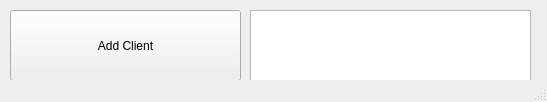
Before: the Qt Designer form addClient.ui in RadoslawDebinski/RS232, drawn with Qt 5.
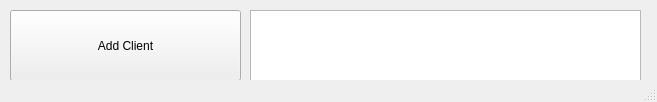
After: the same form once the commit is applied.

Commit message: Feature: - new view of UI for client and operator; - updated receive and send methods in client; - usage of TCP/IP to simulate Data-bus for RS232.

Patch:
```diff
--- a/addClient.ui
+++ b/addClient.ui
@@ -6,7 +6,7 @@
    <rect>
     <x>0</x>
     <y>0</y>
-    <width>547</width>
+    <width>657</width>
     <height>102</height>
    </rect>
   </property>
@@ -32,7 +32,7 @@
      <rect>
       <x>250</x>
       <y>10</y>
-      <width>281</width>
+      <width>391</width>
       <height>71</height>
      </rect>
     </property>
```
The commit also changes 4 other files.
